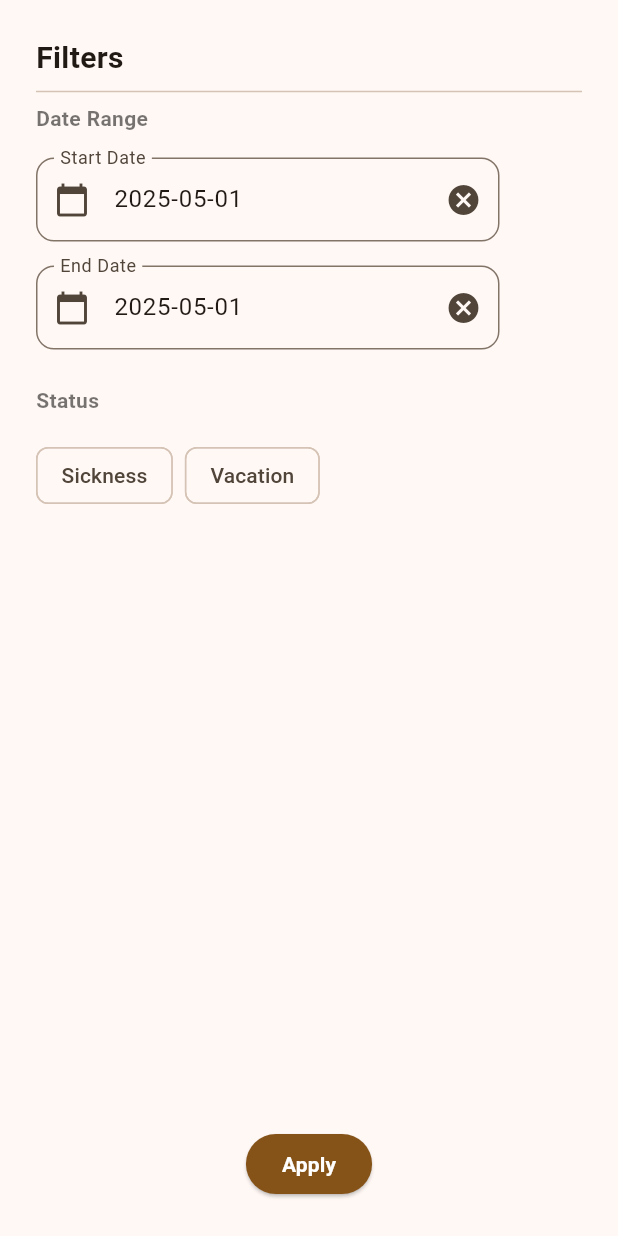
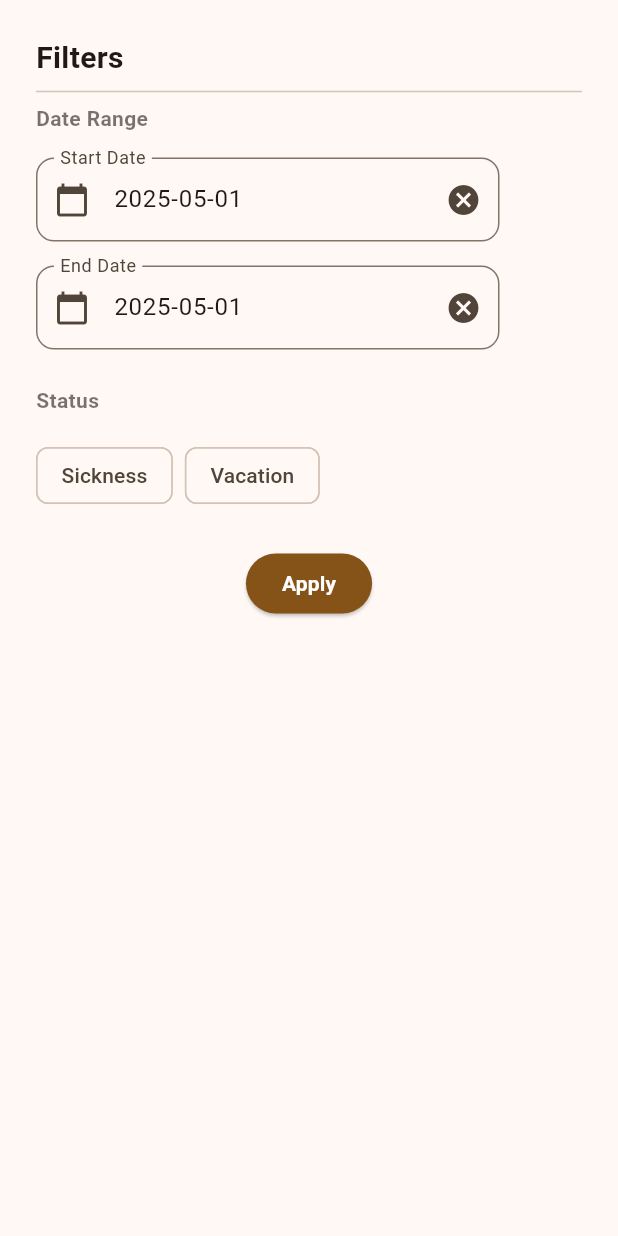
Before and after one commit to CarmineToriello95/absence_manager_app, a Flutter app: the BottomSheetWidget widget shown alone on an empty page, opened directly with empty values, on a phone screen of 412 x 824 dp. Run offline on Flutter 3.47's test engine with Material 3 defaults, Android fonts, the light colour scheme and no system bars; our stand-ins replace dartz, equatable, flutter_bloc, get_it, injectable.

Commit message:
Made the column of widgts in the bottom sheet scrollable.

```diff
--- a/lib/core/widgets/app_dual_style_text_widget.dart
+++ b/lib/core/widgets/app_dual_style_text_widget.dart
@@ -23,7 +23,7 @@ class AppDualStyleTextWidget extends StatelessWidget {
             size: 16,
             color: Colors.grey[600],
           ),
-          SizedBox(
+          const SizedBox(
             width: 4.0,
           ),
           Flexible(
--- a/lib/features/absence_manager/presentation/widgets/filters_bottom_sheet/filters_bottom_sheet_widget.dart
+++ b/lib/features/absence_manager/presentation/widgets/filters_bottom_sheet/filters_bottom_sheet_widget.dart
@@ -36,6 +36,7 @@ class _BottomSheetWidgetState extends State<BottomSheetWidget> {
   Widget build(BuildContext context) {
     return Padding(
       padding: const EdgeInsets.all(24.0),
+      child: SingleChildScrollView(
         child: Column(
           crossAxisAlignment: CrossAxisAlignment.start,
           children: [
@@ -74,7 +75,8 @@ class _BottomSheetWidgetState extends State<BottomSheetWidget> {
               width: MediaQuery.of(context).size.width * 0.75,
               child: ValueListenableBuilder(
                 valueListenable: currentStartDateNotifier,
-              builder: (_, currentStartDateValue, __) => DatePickerFieldWidget(
+                builder: (_, currentStartDateValue, __) =>
+                    DatePickerFieldWidget(
                   label: 'End Date',
                   currentDate: currentEndDateNotifier.value,
                   firstDate: currentStartDateValue ?? DateTime(2000),
@@ -105,9 +107,8 @@ class _BottomSheetWidgetState extends State<BottomSheetWidget> {
               ),
             ),
             const SizedBox(
-            height: AppSpacing.md,
+              height: AppSpacing.lg,
             ),
-          const Spacer(),
             Center(
               child: ElevatedButton(
                 style: ElevatedButton.styleFrom(
@@ -133,6 +134,7 @@ class _BottomSheetWidgetState extends State<BottomSheetWidget> {
             ),
           ],
         ),
+      ),
     );
   }
 
```
Lines whose indentation alone changed are shown as unchanged.
